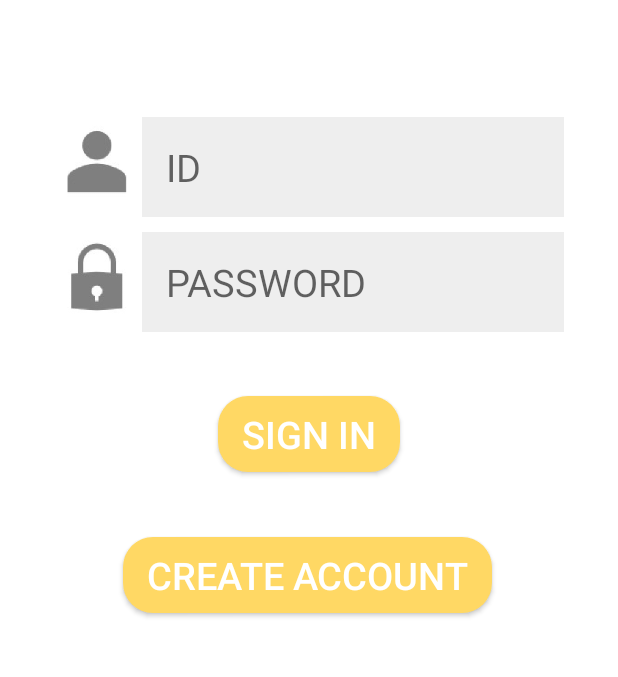
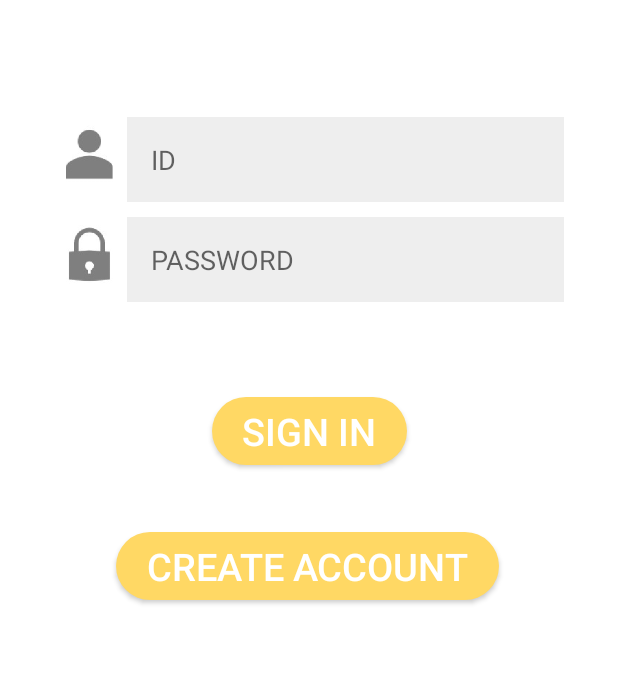
Before and after one commit to jjunehee/EveryKid, an Android app: the screen it shows after launch (MainActivity), on a phone screen of 412 x 824 dp, the part 311-988 px from its top. Run offline under Robolectric (Android 15) with nearby library versions, the phone set to English and light mode, and no system bars; our stand-ins replace Volley.

Commit message:
디자인 수정

```diff
--- a/Frontend/app/src/main/java/com/capstone/everykid/LoginRequest.java
+++ b/Frontend/app/src/main/java/com/capstone/everykid/LoginRequest.java
@@ -9,7 +9,7 @@ import java.util.Map;
 
 public class LoginRequest extends StringRequest {
 
-    final static private String URL ="";
+    final static private String URL ="http/";
     private Map<String, String> map;
 
     public LoginRequest (String userID,String userPW, Response.Listener<String>listener ){
--- a/Frontend/app/src/main/java/com/capstone/everykid/View/ChatFragment.java
+++ b/Frontend/app/src/main/java/com/capstone/everykid/View/ChatFragment.java
@@ -1,6 +1,7 @@
 package com.capstone.everykid.View;
 
 import android.content.Intent;
+import android.media.Image;
 import android.os.Bundle;
 
 import androidx.fragment.app.Fragment;
@@ -9,12 +10,14 @@ import android.view.LayoutInflater;
 import android.view.View;
 import android.view.ViewGroup;
 import android.widget.Button;
+import android.widget.ImageView;
 
 import com.capstone.everykid.R;
 
 public class ChatFragment extends Fragment {
     private View view;
     private Button gochat_btn;
+    private ImageView img;
 
     public ChatFragment() {
         // Required empty public constructor
@@ -35,7 +38,10 @@ public class ChatFragment extends Fragment {
                              Bundle savedInstanceState) {
         view = inflater.inflate(R.layout.fragment_chat, container, false);
 
+
         gochat_btn = (Button) view.findViewById(R.id.btn_gochatting);
+        img = (ImageView) view.findViewById(R.id.chat_profile);
+        img.setClipToOutline(true);
 
         gochat_btn.setOnClickListener(new View.OnClickListener(){
             @Override
--- a/Frontend/app/src/main/res/drawable/button_round.xml
+++ b/Frontend/app/src/main/res/drawable/button_round.xml
@@ -4,8 +4,8 @@
     android:shape="rectangle" >
     <solid android:color="#000000" />
     <corners
-        android:bottomLeftRadius="20dp"
-        android:bottomRightRadius="20dp"
-        android:topLeftRadius="20dp"
-        android:topRightRadius="20dp" />
+        android:bottomLeftRadius="25dp"
+        android:bottomRightRadius="25dp"
+        android:topLeftRadius="25dp"
+        android:topRightRadius="25dp" />
 </shape>
--- a/Frontend/app/src/main/res/layout/activity_main.xml
+++ b/Frontend/app/src/main/res/layout/activity_main.xml
@@ -5,17 +5,16 @@
     android:layout_width="match_parent"
     android:layout_height="match_parent"
     tools:context=".View.MainActivity">
-
+<!--    android:paddingBottom="8dp" -->
+<!--    android:paddingRight="16dp" -->
+<!--    android:paddingTop="8dp" -->
+<!--    android:paddingLeft="16dp"-->
     <androidx.appcompat.widget.AppCompatButton
         android:id="@+id/button"
-        android:layout_width="wrap_content"
-        android:layout_height="wrap_content"
+        android:layout_width="130dp"
+        android:layout_height="45dp"
+        android:backgroundTint="#FFD864"
         android:background="@drawable/button_round"
-        android:backgroundTint="#FFD864"
-        android:paddingLeft="16dp"
-        android:paddingTop="8dp"
-        android:paddingRight="16dp"
-        android:paddingBottom="8dp"
         android:text="SIGN IN"
         android:textColor="#FFFFFF"
         android:textSize="25dp"
@@ -27,14 +26,10 @@
 
     <androidx.appcompat.widget.AppCompatButton
         android:id="@+id/button2"
-        android:layout_width="wrap_content"
-        android:layout_height="wrap_content"
+        android:layout_width="255dp"
+        android:layout_height="45dp"
         android:background="@drawable/button_round"
         android:backgroundTint="#FFD864"
-        android:paddingLeft="16dp"
-        android:paddingTop="8dp"
-        android:paddingRight="16dp"
-        android:paddingBottom="8dp"
         android:text="CREATE ACCOUNT"
         android:textColor="#FFFFFF"
         android:textSize="25dp"
@@ -78,16 +73,9 @@
             android:layout_height="wrap_content"
             android:orientation="horizontal">
 
-            <!--            <TextView-->
-            <!--                android:layout_width="110dp"-->
-            <!--                android:layout_height="wrap_content"-->
-            <!--                android:padding="30dp"-->
-            <!--                android:text="ID"-->
-            <!--                android:textSize="30dp" />-->
-
             <ImageView
-                android:layout_width="60dp"
-                android:layout_height="60dp"
+                android:layout_width="50dp"
+                android:layout_height="50dp"
                 android:paddingLeft="5dp"
                 android:paddingTop="5dp"
                 android:paddingRight="5dp"
@@ -102,7 +90,7 @@
                 android:background="#eeeeee"
                 android:hint="ID"
                 android:padding="16dp"
-                android:textSize="25dp" />
+                android:textSize="18dp" />
 
         </LinearLayout>
 
@@ -113,8 +101,8 @@
             android:paddingTop="10dp">
 
             <ImageView
-                android:layout_width="60dp"
-                android:layout_height="60dp"
+                android:layout_width="50dp"
+                android:layout_height="50dp"
                 android:paddingLeft="5dp"
                 android:paddingTop="5dp"
                 android:paddingRight="5dp"
@@ -129,7 +117,7 @@
                 android:background="#eeeeee"
                 android:hint="PASSWORD"
                 android:padding="16dp"
-                android:textSize="25dp" />
+                android:textSize="18dp" />
 
         </LinearLayout>
     </LinearLayout>
--- a/Frontend/app/src/main/res/menu/bottom_menu.xml
+++ b/Frontend/app/src/main/res/menu/bottom_menu.xml
@@ -41,7 +41,4 @@
         android:title="profile"
         app:showAsAction="always"
         />
-
-
-
 </menu>
--- /dev/null
+++ b/Frontend/app/src/main/res/menu/top_nave_menu.xml
@@ -0,0 +1,6 @@
+<?xml version="1.0" encoding="utf-8"?>
+<menu xmlns:android="http://schemas.android.com/apk/res/android"
+    xmlns:app="http://schemas.android.com/apk/res-auto">
+
+
+</menu>
```
Also changed, not shown: Frontend/app/src/main/res/drawable/profile.xml (deleted, +0 -10 lines), Frontend/app/src/main/res/drawable/round_background.xml (added, +10 -0 lines), Frontend/app/src/main/res/layout/fragment_chat.xml (+16 -35 lines), Frontend/app/src/main/res/drawable/profile.jpg (added).
